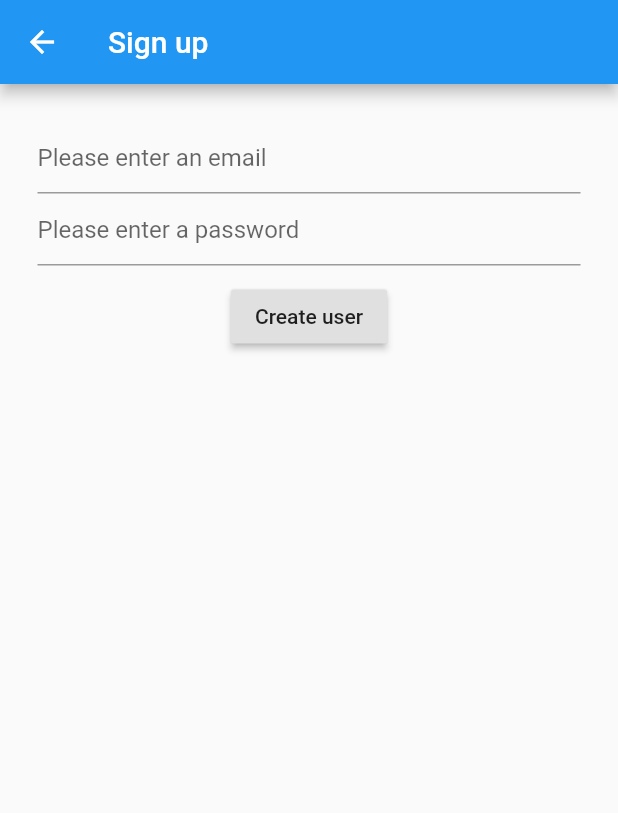
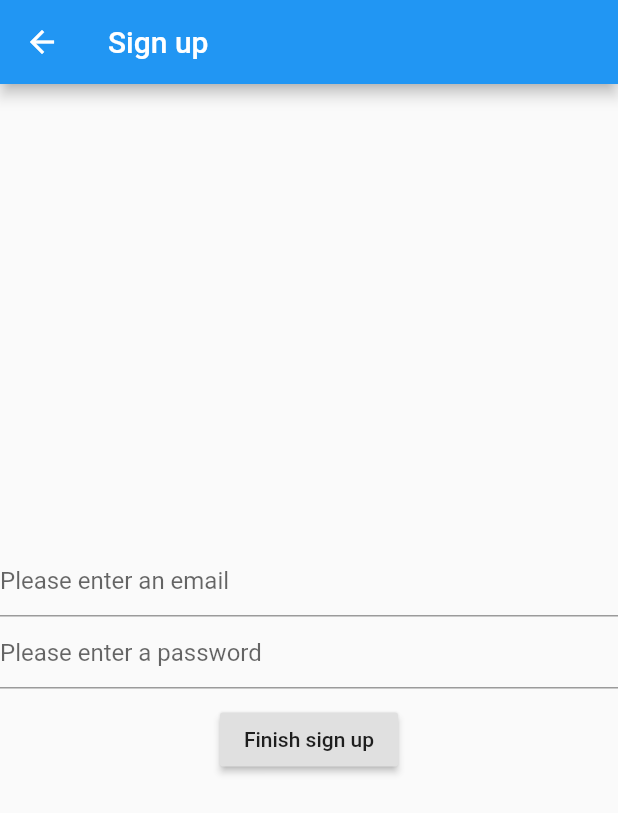
Before and after one commit to mjaay1337/ChatApp, a Flutter app: the SignUp screen opened directly, on a phone screen of 412 x 824 dp. Shown: the top 813 px of the screen. Run offline on Flutter 3.47's test engine with Material 2 defaults, Android fonts, the phone set to English and light mode, and no system bars; our stand-ins replace bloc, firebase_auth, flutter_bloc; accounts and stored records are empty.

Commit message:
fixed signup with bloc pattern

```diff
--- /dev/null
+++ b/chat_app/lib/cubit/signup_state.dart
@@ -0,0 +1,10 @@
+part of 'signup_cubit.dart';
+
+@immutable
+abstract class SignupState {}
+
+class SignupInitial extends SignupState {
+  String email;
+  String password;
+  SignupInitial(this.email, this.password);
+}
--- a/chat_app/lib/signup.dart
+++ b/chat_app/lib/signup.dart
@@ -1,11 +1,9 @@
+import 'package:chat_app/cubit/signup_cubit.dart';
 import 'package:flutter/material.dart';
-import './services/auth.dart';
+import 'package:flutter_bloc/flutter_bloc.dart';
 
 class SignUp extends StatelessWidget {
-  AuthMethods authMethods = new AuthMethods();
-  String email;
-  String password;
-
+  static const String id = 'signup';
   @override
   Widget build(BuildContext context) {
     return Scaffold(
@@ -13,38 +11,38 @@ class SignUp extends StatelessWidget {
         title: Text("Sign up"),
       ),
       body: Center(
-        child: Container(
-          padding: EdgeInsets.all(25),
-          child: Column(
+          child: BlocBuilder<SignupCubit, SignupState>(
+        cubit: BlocProvider.of<SignupCubit>(context),
+        builder: (context, state) {
+          return Column(
+            mainAxisAlignment: MainAxisAlignment.center,
             children: [
               TextField(
-                decoration: InputDecoration(
-                  hintText: 'Please enter an email',
-                ),
-                onChanged: (val) {
-                  email = val;
-                },
-              ),
+                  decoration: InputDecoration(
+                    hintText: 'Please enter an email',
+                  ),
+                  onChanged: (value) {
+                    context.bloc<SignupCubit>().setEmail(value);
+                  }),
               TextField(
                   decoration: InputDecoration(
                     hintText: 'Please enter a password',
                   ),
                   obscureText: true,
-                  onChanged: (val) {
-                    password = val;
+                  onChanged: (value) {
+                    context.bloc<SignupCubit>().setPassword(value);
                   }),
               SizedBox(height: 10),
               RaisedButton(
                 onPressed: () {
-                  authMethods.signUpwithEmailAndPassword(email, password);
-                  // Navigate back to first route when tapped.
+                  context.bloc<SignupCubit>().signUp();
                 },
-                child: Text('Create user'),
-              ),
+                child: Text("Finish sign up"),
+              )
             ],
-          ),
-        ),
-      ),
+          );
+        },
+      )),
     );
   }
 }
--- a/chat_app/pubspec.yaml
+++ b/chat_app/pubspec.yaml
@@ -31,6 +31,7 @@ dependencies:
   firebase_auth: 0.15.4
   cloud_firestore: 0.13.4
   firebase_core: 0.4.4
+  flutter_bloc: ^6.0.1
 
 dev_dependencies:
   flutter_test:
```
Also changed, not shown: chat_app/lib/cubit/signup_cubit.dart (added, +29 -0 lines), chat_app/lib/main.dart (+12 -103 lines), chat_app/pubspec.lock.
